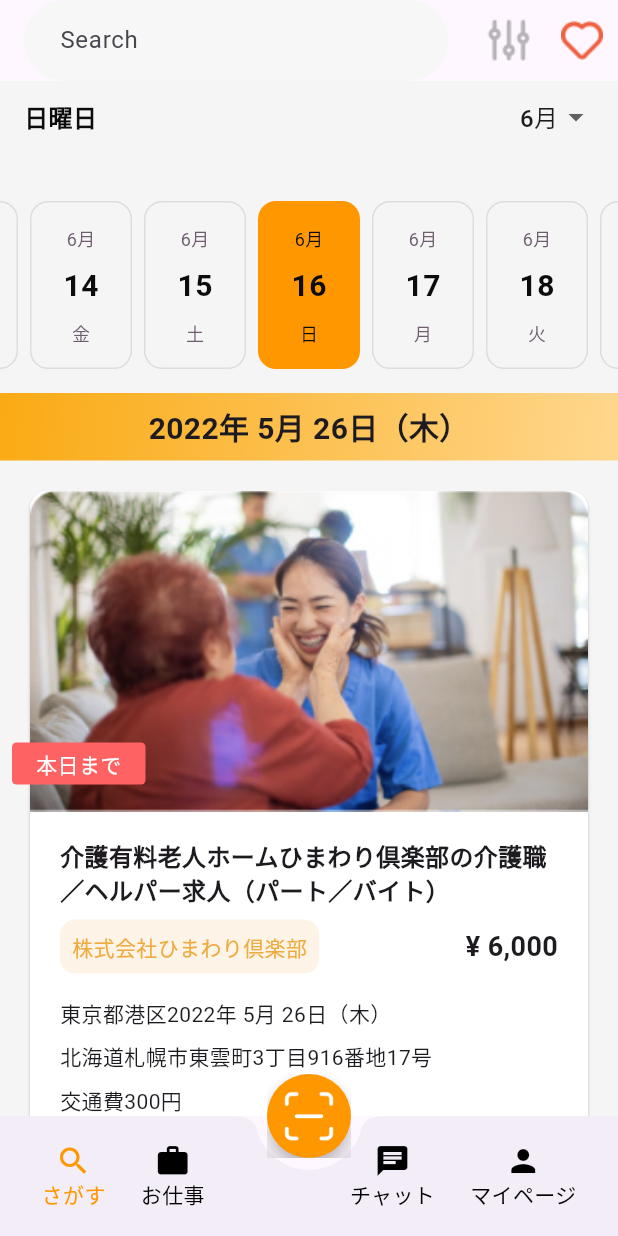
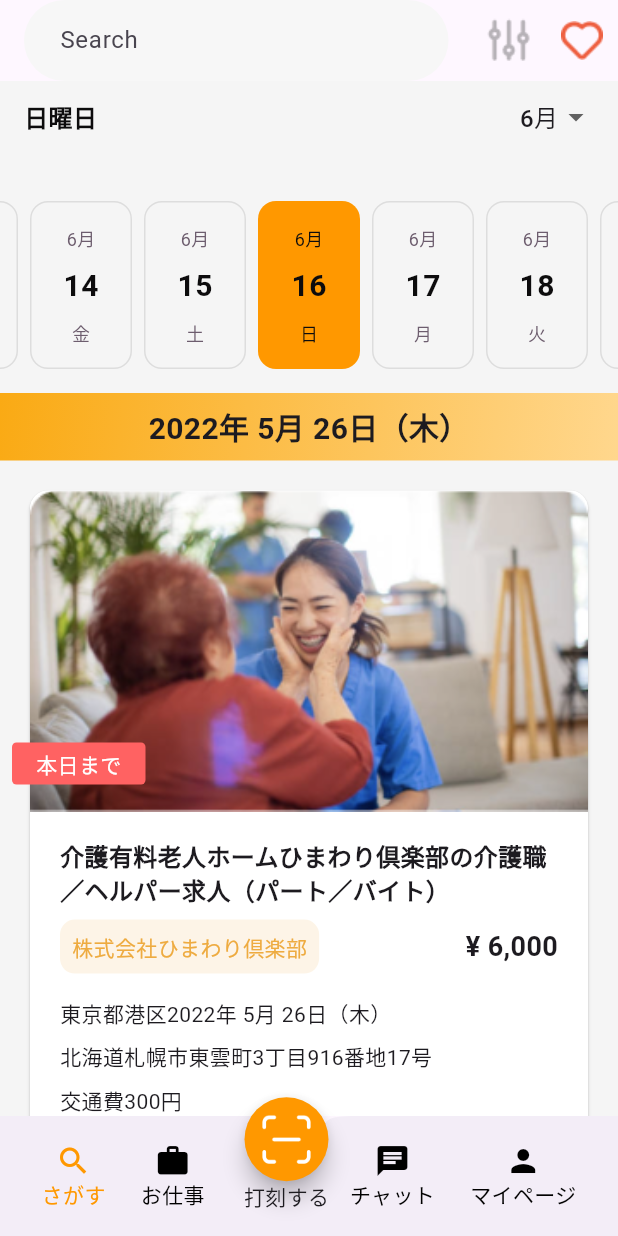
Before and after one commit to sailes-shakya/demo_ui_jap, a Flutter app: the CustomButtonBar screen opened directly, on a phone screen of 412 x 824 dp. Run offline on Flutter 3.47's test engine with Material 3 defaults, Android fonts, the phone set to English and light mode, and no system bars; drawn by our look-alikes of easy_date_timeline; our stand-ins replace bloc, flutter_svg, flutter_svg_provider, get, google_fonts, google_maps_flutter and 2 more; generated files the repository leaves out were written again.

Commit message:
first commit

```diff
--- a/lib/home/home_screen.dart
+++ b/lib/home/home_screen.dart
@@ -3,7 +3,7 @@ import 'package:get/get.dart';
 import 'package:task_demo_ui/screen_three/ui/form_screen.dart';
 import 'package:task_demo_ui/screen_two/ui/screen_two_page.dart';
 
-import '../screen_one/ui/widgets/CustomButtonBar.dart';
+import '../screen_one/ui/widgets/custom_bottom_bar.dart';
 
 class HomeScreen extends StatelessWidget {
   const HomeScreen({super.key});
--- a/lib/screen_one/ui/widgets/CustomButtonBar.dart
+++ b/lib/screen_one/ui/widgets/custom_bottom_bar.dart
@@ -23,30 +23,28 @@ class _CustomButtonBarState extends State<CustomButtonBar> {
     return Scaffold(
       extendBody: true,
       body: ScreenOnepage(),
-      floatingActionButton: Stack(
+      floatingActionButton: Container(
+        margin: const EdgeInsets.only(top: 55, right: 30),
+        height: 80,
+        width: 64,
         alignment: Alignment.center,
+        child: Column(
           children: [
             FloatingActionButton(
               onPressed: () {},
               shape: CircleBorder(),
               backgroundColor: Colors.orange,
-            child: Image(image: Svg(MyAssets.svg.barcodeScan.path), width: 40),
+              child:
+                  Image(image: Svg(MyAssets.svg.barcodeScan.path), width: 40),
             ),
-          Positioned(
-              child: Text('スキャン',
-                  style: TextStyle(fontSize: 12),
-                  textAlign: TextAlign.center,
-                  overflow: TextOverflow.ellipsis,
-                  maxLines: 1),
-              bottom: -21,
-              left: 0,
-              right: 0),
+            Text("打刻する")
           ],
+        ),
       ),
       floatingActionButtonLocation: FloatingActionButtonLocation.centerDocked,
       bottomNavigationBar: BottomAppBar(
         shape: CircularNotchedRectangle(),
-        notchMargin: 8.0,
+        notchMargin: -35.0,
         child: Container(
           height: 60,
           child: Row(
```
Also changed, not shown: lib/screen_one/NavModel.dart (added, +8 -0 lines), lib/screen_one/ui/widgets/bottom_bar.dart (deleted, +0 -63 lines), lib/screen_three/ui/widgets/ImageSelectoWidget.dart (+13 -9 lines). Lines whose indentation alone changed are shown as unchanged.
